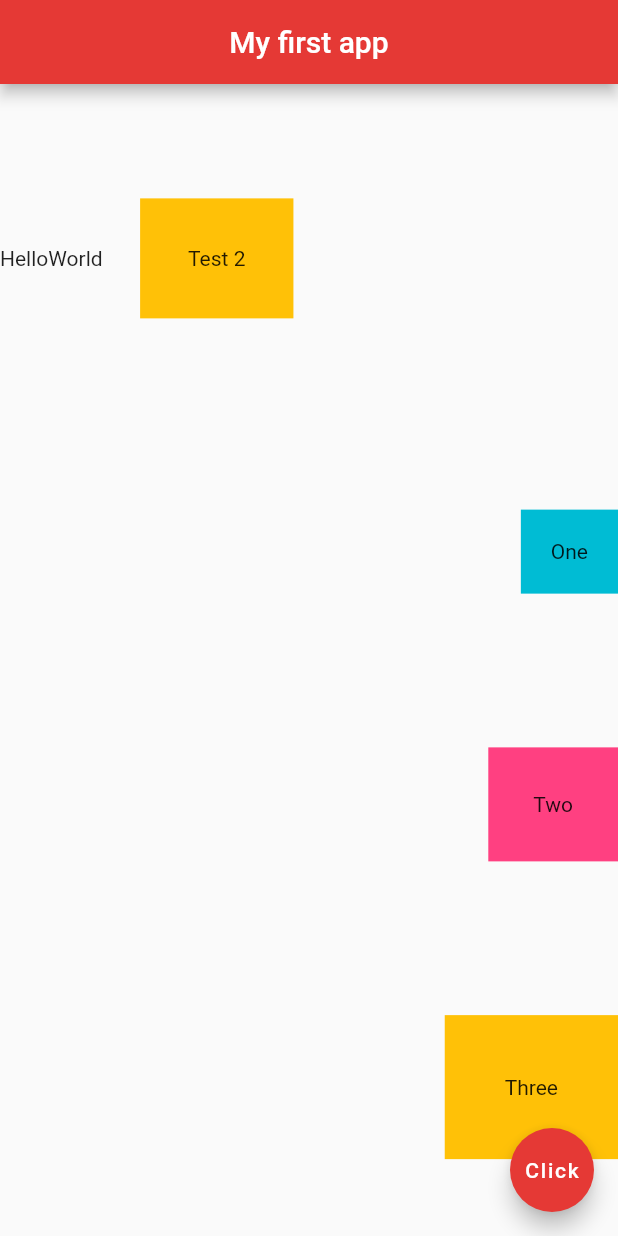
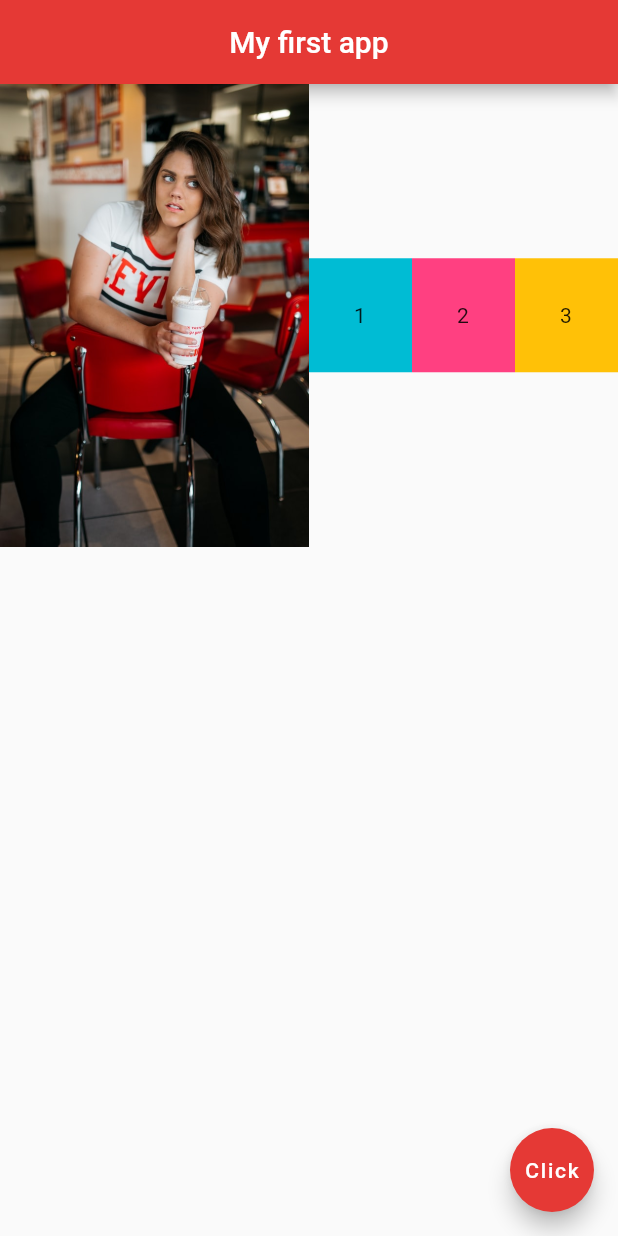
Before and after one commit to anower00/flutter-timerApp, a Flutter app: the screen it shows after launch, on a phone screen of 412 x 824 dp. Run offline on Flutter 3.47's test engine with Material 2 defaults, Android fonts, the phone set to English and light mode, and no system bars.

Commit message:
expanded widges

```diff
--- a/lib/main.dart
+++ b/lib/main.dart
@@ -14,36 +14,35 @@ class Home extends StatelessWidget {
         centerTitle: true,
         backgroundColor: Colors.red[600],
       ),
-      body: Column(
-        mainAxisAlignment: MainAxisAlignment.spaceAround,
-        crossAxisAlignment: CrossAxisAlignment.end,
+      body: Row(
         children: [
-          Row(
-            children: [
-              Text('Hello'),
-              Text('World'),
-              Container(
-                child: Text('Test 2'),
-                color: Colors.amber,
-                padding: EdgeInsets.all(32.0),
-                margin: EdgeInsets.all(25.0),
-              ),
-            ],
+          Expanded(
+              child: Image.asset('assets/girls2.jpg'),
+            flex: 3,
           ),
-          Container(
-            child: const Text('One'),
-            padding: const EdgeInsets.all(20.0),
-            color: Colors.cyan,
+          Expanded(
+            flex: 1,
+            child: Container(
+              child: const Text('1'),
+              padding: const EdgeInsets.all(30.0),
+              color: Colors.cyan,
+            ),
           ),
-          Container(
-            child: const Text('Two'),
-            padding: const EdgeInsets.all(30.0),
-            color: Colors.pinkAccent,
+          Expanded(
+            flex: 1,
+            child: Container(
+              child: const Text('2'),
+              padding: const EdgeInsets.all(30.0),
+              color: Colors.pinkAccent,
+            ),
           ),
-          Container(
-            child: const Text('Three'),
-            padding: const EdgeInsets.all(40.0),
-            color: Colors.amber,
+          Expanded(
+            flex: 1,
+            child: Container(
+              child: const Text('3'),
+              padding: const EdgeInsets.all(30.0),
+              color: Colors.amber,
+            ),
           ),
         ],
       ),
```
